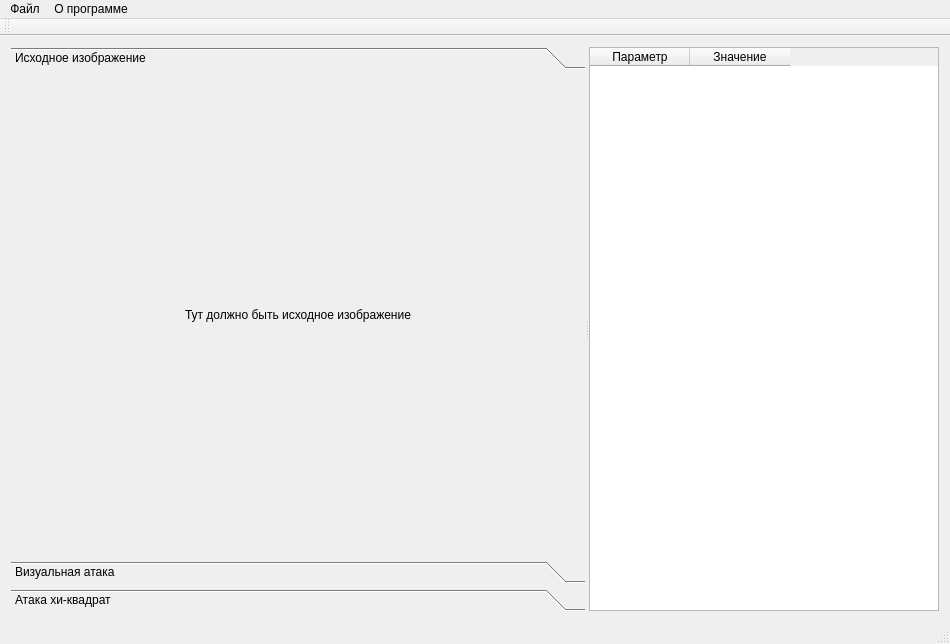
Qt form mainwindow.ui (waitforcode/stect) before a commit.
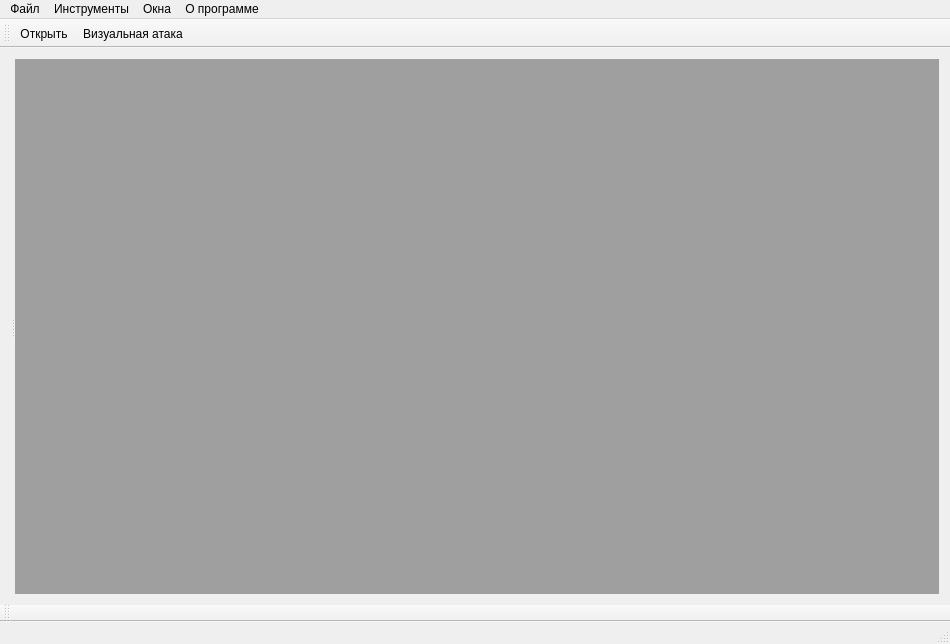
The same form after that commit. Icons and pictures are not drawn.

```diff
--- a/mainwindow.ui
+++ b/mainwindow.ui
@@ -16,114 +16,16 @@
   <widget class="QWidget" name="centralWidget">
    <layout class="QGridLayout" name="gridLayout">
     <item row="0" column="0">
-     <widget class="QSplitter" name="splitter">
+     <widget class="QSplitter" name="splitter_2">
       <property name="orientation">
        <enum>Qt::Horizontal</enum>
       </property>
-      <widget class="QToolBox" name="toolBox">
-       <property name="currentIndex">
-        <number>0</number>
+      <widget class="QSplitter" name="splitter">
+       <property name="orientation">
+        <enum>Qt::Horizontal</enum>
        </property>
-       <widget class="QWidget" name="page">
-        <property name="geometry">
-         <rect>
-          <x>0</x>
-          <y>0</y>
-          <width>576</width>
-          <height>473</height>
-         </rect>
-        </property>
-        <attribute name="label">
-         <string>Исходное изображение</string>
-        </attribute>
-        <layout class="QGridLayout" name="gridLayout_3">
-         <item row="0" column="0">
-          <widget class="QLabel" name="label_2">
-           <property name="text">
-            <string>Тут должно быть исходное изображение</string>
-           </property>
-           <property name="alignment">
-            <set>Qt::AlignCenter</set>
-           </property>
-          </widget>
-         </item>
-        </layout>
-       </widget>
-       <widget class="QWidget" name="page_3">
-        <property name="geometry">
-         <rect>
-          <x>0</x>
-          <y>0</y>
-          <width>576</width>
-          <height>473</height>
-         </rect>
-        </property>
-        <attribute name="label">
-         <string>Визуальная атака</string>
-        </attribute>
-        <layout class="QGridLayout" name="gridLayout_2">
-         <item row="0" column="0">
-          <widget class="QLabel" name="label">
-           <property name="text">
-            <string>Тут визуальная атака на стегосистему</string>
-           </property>
-           <property name="alignment">
-            <set>Qt::AlignCenter</set>
-           </property>
-          </widget>
-         </item>
-        </layout>
-       </widget>
-       <widget class="QWidget" name="page_2">
-        <property name="geometry">
-         <rect>
-          <x>0</x>
-          <y>0</y>
-          <width>576</width>
-          <height>473</height>
-         </rect>
-        </property>
-        <attribute name="label">
-         <string>Атака хи-квадрат</string>
-        </attribute>
-        <layout class="QGridLayout" name="gridLayout_4">
-         <item row="0" column="0">
-          <widget class="QLabel" name="label_3">
-           <property name="text">
-            <string>Отчет по атаке хи-квадрат</string>
-           </property>
-           <property name="alignment">
-            <set>Qt::AlignCenter</set>
-           </property>
-          </widget>
-         </item>
-        </layout>
-       </widget>
       </widget>
-      <widget class="QTableWidget" name="tableWidget">
-       <property name="minimumSize">
-        <size>
-         <width>50</width>
-         <height>0</height>
-        </size>
-       </property>
-       <property name="maximumSize">
-        <size>
-         <width>350</width>
-         <height>16777215</height>
-        </size>
-       </property>
-       <column>
-        <property name="text">
-         <string>Параметр</string>
-        </property>
-       </column>
-       <column>
-        <property name="text">
-         <string>Значение</string>
-        </property>
-       </column>
-      </widget>
+      <widget class="QMdiArea" name="mdiArea"/>
      </widget>
     </item>
    </layout>
@@ -134,7 +36,7 @@
      <x>0</x>
      <y>0</y>
      <width>950</width>
-     <height>25</height>
+     <height>23</height>
     </rect>
    </property>
    <widget class="QMenu" name="menu">
@@ -151,18 +53,52 @@
     <addaction name="action_4"/>
     <addaction name="action_3"/>
    </widget>
+   <widget class="QMenu" name="menu_3">
+    <property name="title">
+     <string>Окна</string>
+    </property>
+    <addaction name="action_5"/>
+   </widget>
+   <widget class="QMenu" name="menu_4">
+    <property name="title">
+     <string>Инструменты</string>
+    </property>
+    <widget class="QMenu" name="menu_5">
+     <property name="title">
+      <string>Фильтры</string>
+     </property>
+     <addaction name="action_8"/>
+    </widget>
+    <addaction name="menu_5"/>
+    <addaction name="action_7"/>
+   </widget>
    <addaction name="menu"/>
+   <addaction name="menu_4"/>
+   <addaction name="menu_3"/>
    <addaction name="menu_2"/>
   </widget>
   <widget class="QToolBar" name="mainToolBar">
    <attribute name="toolBarArea">
-    <enum>TopToolBarArea</enum>
+    <enum>BottomToolBarArea</enum>
    </attribute>
    <attribute name="toolBarBreak">
     <bool>false</bool>
    </attribute>
   </widget>
   <widget class="QStatusBar" name="statusBar"/>
+  <widget class="QToolBar" name="toolBar">
+   <property name="windowTitle">
+    <string>toolBar</string>
+   </property>
+   <attribute name="toolBarArea">
+    <enum>TopToolBarArea</enum>
+   </attribute>
+   <attribute name="toolBarBreak">
+    <bool>false</bool>
+   </attribute>
+   <addaction name="action"/>
+   <addaction name="action_8"/>
+  </widget>
   <action name="action">
    <property name="text">
     <string>Открыть</string>
@@ -183,6 +119,34 @@
     <string>Краткая информация</string>
    </property>
   </action>
+  <action name="action_5">
+   <property name="checkable">
+    <bool>true</bool>
+   </property>
+   <property name="checked">
+    <bool>true</bool>
+   </property>
+   <property name="text">
+    <string>Инфо</string>
+   </property>
+  </action>
+  <action name="action_7">
+   <property name="text">
+    <string>Анализаторы</string>
+   </property>
+  </action>
+  <action name="action_8">
+   <property name="checkable">
+    <bool>true</bool>
+   </property>
+   <property name="icon">
+    <iconset>
+     <normaloff>:/images/layer-visible-off.png</normaloff>:/images/layer-visible-off.png</iconset>
+   </property>
+   <property name="text">
+    <string>Визуальная атака</string>
+   </property>
+  </action>
  </widget>
  <layoutdefault spacing="6" margin="11"/>
  <resources/>
```
Left out of the diff: 4 changed lines with no effect on the pictures.
